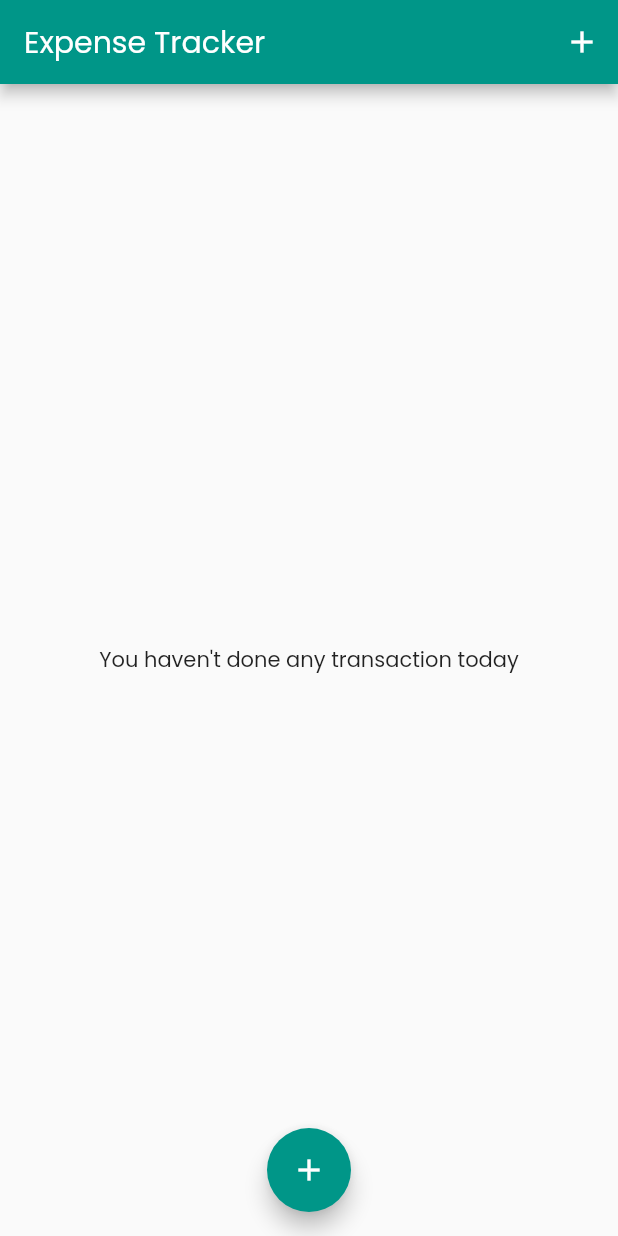
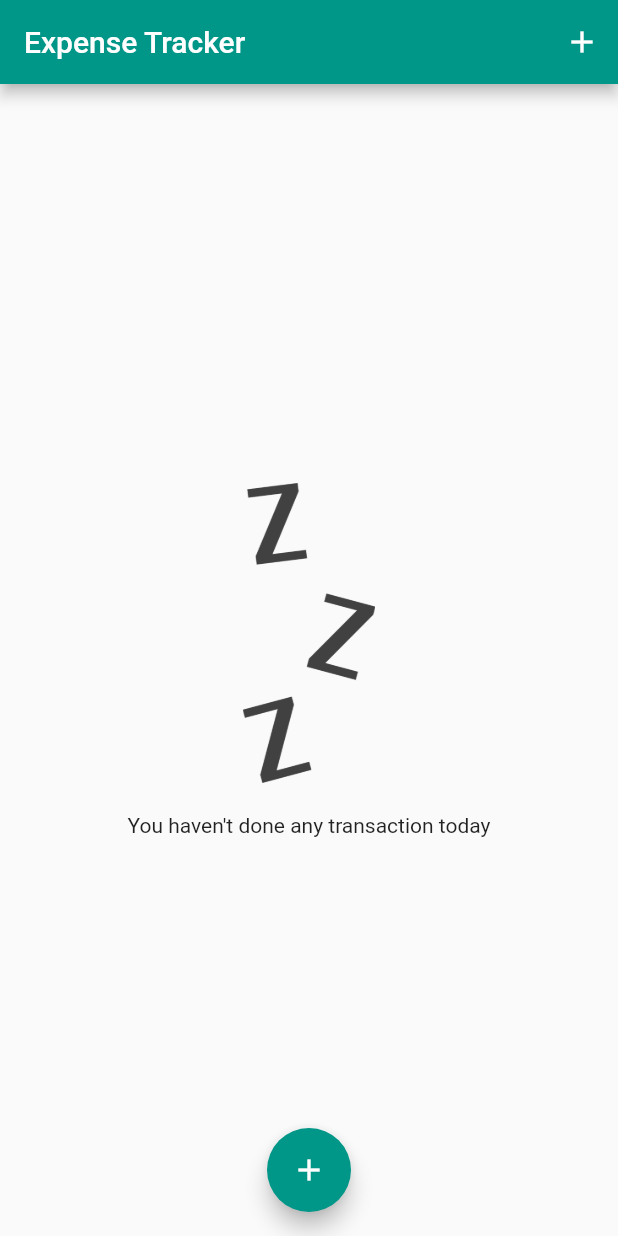
Before and after one commit to dimaswisodewo/ExpenseTracker, a Flutter app: the screen it shows after launch, on a phone screen of 412 x 824 dp. Run offline on Flutter 3.47's test engine with Material 2 defaults, Android fonts, the phone set to English and light mode, and no system bars.

Commit message:
[UPDATE] : Add Chart, Add image to no transaction view, Add delete button

```diff
--- a/lib/main.dart
+++ b/lib/main.dart
@@ -3,6 +3,7 @@ import 'package:flutter/services.dart';
 import 'package:intl/intl.dart';
 import './widgets/transaction-list.dart';
 import './widgets/new-transaction.dart';
+import './widgets/chart.dart';
 import './models/transaction.dart';
 
 main() {
@@ -24,6 +25,9 @@ class MyApp extends StatelessWidget {
       theme: ThemeData(
         fontFamily: 'Poppins',
         primarySwatch: Colors.teal,
+        textTheme: ThemeData.light().textTheme.copyWith(
+              button: TextStyle(color: Colors.white),
+            ),
       ),
       home: MyHomePage(),
     );
@@ -40,6 +44,17 @@ class MyHomePage extends StatefulWidget {
 class _MyHomePageState extends State<MyHomePage> {
   final NumberFormat formatter = NumberFormat.currency(locale: 'id_ID');
   List<Transaction> _userTransactions = [];
+
+  // Get recent transactions in the last week
+  List<Transaction> get _recentTransactions {
+    return _userTransactions.where((transaction) {
+      return transaction.date.isAfter(
+        DateTime.now().subtract(
+          Duration(days: 7),
+        ),
+      );
+    }).toList();
+  }
 
   // On tap floating Add Icon Button
   void startAddNewTransaction(BuildContext ctx) {
@@ -58,17 +73,24 @@ class _MyHomePageState extends State<MyHomePage> {
   }
 
   // On tap Add transaction Elevated Button
-  void addTransaction(String title, TransactionType type, double amount) {
+  void addTransaction(
+      String title, TransactionType type, double amount, DateTime date) {
     Transaction newTransaction = Transaction(
       id: DateTime.now().toString(),
       title: title,
       type: type,
       amount: amount,
-      date: DateTime.now(),
+      date: date,
     );
 
     setState(() {
       _userTransactions.add(newTransaction);
+    });
+  }
+
+  void deleteTransaction(String transactionId) {
+    setState(() {
+      _userTransactions.removeWhere((element) => element.id == transactionId);
     });
   }
 
@@ -113,7 +135,10 @@ class _MyHomePageState extends State<MyHomePage> {
             : MainAxisAlignment.start,
         children: _userTransactions.isEmpty
             ? [
-                TransactionList(transactions: _userTransactions),
+                TransactionList(
+                  transactions: _userTransactions,
+                  deleteTransaction: deleteTransaction,
+                ),
               ]
             : [
                 Container(
@@ -154,7 +179,11 @@ class _MyHomePageState extends State<MyHomePage> {
                     ],
                   ),
                 ),
-                TransactionList(transactions: _userTransactions),
+                Chart(_recentTransactions),
+                TransactionList(
+                  transactions: _userTransactions,
+                  deleteTransaction: deleteTransaction,
+                ),
               ],
       ),
       floatingActionButton: FloatingActionButton(
--- a/lib/widgets/transaction-list.dart
+++ b/lib/widgets/transaction-list.dart
@@ -4,21 +4,39 @@ import '../models/transaction.dart';
 
 class TransactionList extends StatelessWidget {
   final List<Transaction> transactions;
+  final Function deleteTransaction;
 
   TransactionList({
     Key? key,
     required this.transactions,
+    required this.deleteTransaction,
   }) : super(key: key);
 
   @override
   Widget build(BuildContext context) {
     return transactions.isEmpty
-        ? Container(
-            width: double.infinity,
-            child: Text(
-              'You haven\'t done any transaction today',
-              textAlign: TextAlign.center,
-            ),
+        ? Column(
+            mainAxisAlignment: MainAxisAlignment.center,
+            children: [
+              Container(
+                height: 200,
+                child: Image.asset(
+                  'asset/images/waiting.png',
+                  fit: BoxFit.cover,
+                  alignment: Alignment.center,
+                ),
+              ),
+              SizedBox(
+                height: 20,
+              ),
+              Container(
+                width: double.infinity,
+                child: Text(
+                  'You haven\'t done any transaction today',
+                  textAlign: TextAlign.center,
+                ),
+              ),
+            ],
           )
         : Expanded(
             child: ListView.builder(
@@ -29,6 +47,8 @@ class TransactionList extends StatelessWidget {
                   type: transactions[index].type,
                   amount: transactions[index].amount,
                   date: transactions[index].date,
+                  deleteTransaction: () =>
+                      deleteTransaction(transactions[index].id),
                 );
               },
             ),
--- a/pubspec.yaml
+++ b/pubspec.yaml
@@ -56,9 +56,8 @@ flutter:
         - asset: asset/fonts/poppins/Poppins-Bold.ttf
           weight: 700
   # To add assets to your application, add an assets section, like this:
-  # assets:
-  #   - images/a_dot_burr.jpeg
-  #   - images/a_dot_ham.jpeg
+  assets:
+    - asset/images/waiting.png
 
   # An image asset can refer to one or more resolution-specific "variants", see
   # https://flutter.dev/assets-and-images/#resolution-aware.
```
Also changed, not shown: lib/widgets/chart-bar.dart (added, +112 -0 lines), lib/widgets/chart.dart (+77 -9 lines), lib/widgets/new-transaction.dart (+53 -8 lines), lib/widgets/transaction-item.dart (+14 -0 lines), asset/images/waiting.png (added).
